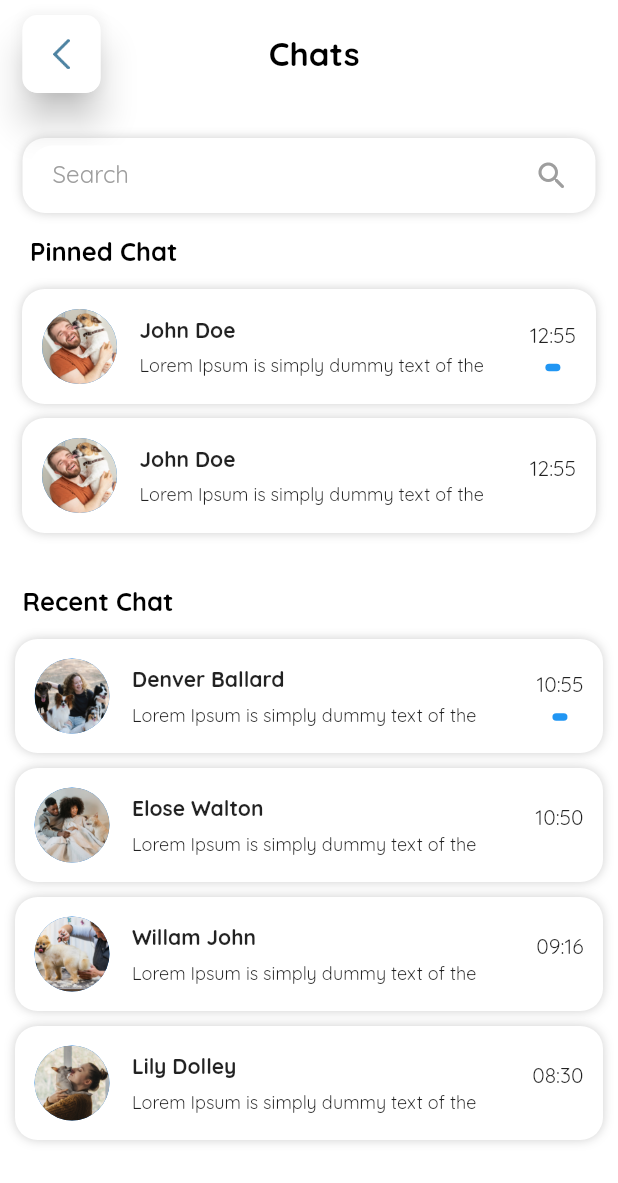
After one commit to rushit5560/Pet_Lover_Project, a Flutter app: the ChatScreen screen opened directly, on a phone screen of 412 x 824 dp. The commit adds this screen. Shown: the top 1183 px of the screen. Run offline on Flutter 3.47's test engine with Material 2 defaults, Android fonts, the phone set to English and light mode, and no system bars; our stand-ins replace carousel_slider, flutter_rating_bar, flutter_slidable, fluttertoast, get, google_maps_flutter and 3 more.

Commit message:
pet match screen and chat screen

```diff
--- a/pet_lover_project/lib/common/constants/app_images.dart
+++ b/pet_lover_project/lib/common/constants/app_images.dart
@@ -74,5 +74,11 @@ class AppImages {
   static const sendImg = imageMainPath + "send.png";
 
   static const petImg = imageMainPath + "pet.png";
+  static const chatProfile1Img = imageMainPath + "chat_profile1.png";
+  static const chatProfile2Img = imageMainPath + "chat_profile2.png";
+  static const chatProfile3Img = imageMainPath + "chat_profile3.png";
+  static const chatProfile4Img = imageMainPath + "chat_profile4.png";
+  static const chatProfile5Img = imageMainPath + "chat_profile5.png";
+
 
 }
--- /dev/null
+++ b/pet_lover_project/lib/controllers/chat_screen_controller/chat_screen_controller.dart
@@ -0,0 +1,76 @@
+import 'package:flutter/material.dart';
+import 'package:get/get.dart';
+import 'package:pet_lover_project/common/constants/app_images.dart';
+import 'package:pet_lover_project/models/chat_screen_model/chat_screen_model.dart';
+
+class ChatScreenController extends GetxController{
+  final searchTextFieldController = TextEditingController();
+  List<ChatScreenModel> pinnedChat = [];
+  List<ChatScreenModel> recentChat = [];
+
+  @override
+  void onInit() {
+    // TODO: implement onInit
+    super.onInit();
+    getPinnedChatList();
+    getRecentChatList();
+  }
+
+  getPinnedChatList(){
+    pinnedChat.add(
+      ChatScreenModel(
+          image: AppImages.chatProfile1Img,
+          name: 'John Doe',
+          message: 'Lorem Ipsum is simply dummy text of the printing',
+          date: '12:55'
+      ),
+    );
+
+    pinnedChat.add(
+      ChatScreenModel(
+          image: AppImages.chatProfile1Img,
+          name: 'John Doe',
+          message: 'Lorem Ipsum is simply dummy text of the printing',
+          date: '12:55'
+      ),
+    );
+  }
+
+  getRecentChatList(){
+    recentChat.add(
+      ChatScreenModel(
+          image: AppImages.chatProfile2Img,
+          name: 'Denver Ballard',
+          message: 'Lorem Ipsum is simply dummy text of the printing',
+          date: '10:55'
+      ),
+    );
+
+    recentChat.add(
+      ChatScreenModel(
+          image: AppImages.chatProfile3Img,
+          name: 'Elose Walton',
+          message: 'Lorem Ipsum is simply dummy text of the printing',
+          date: '10:50'
+      ),
+    );
+
+    recentChat.add(
+      ChatScreenModel(
+          image: AppImages.chatProfile4Img,
+          name: 'Willam John',
+          message: 'Lorem Ipsum is simply dummy text of the printing',
+          date: '09:16'
+      ),
+    );
+
+    recentChat.add(
+      ChatScreenModel(
+          image: AppImages.chatProfile5Img,
+          name: 'Lily Dolley',
+          message: 'Lorem Ipsum is simply dummy text of the printing',
+          date: '08:30'
+      ),
+    );
+  }
+}
--- /dev/null
+++ b/pet_lover_project/lib/models/chat_screen_model/chat_screen_model.dart
@@ -0,0 +1,8 @@
+class ChatScreenModel {
+  String image;
+  String name;
+  String message;
+  String date;
+
+  ChatScreenModel({required this.image, required this.name, required this.message, required this.date});
+}
--- /dev/null
+++ b/pet_lover_project/lib/screens/chat_screen/chat_screen.dart
@@ -0,0 +1,40 @@
+import 'package:flutter/material.dart';
+import 'package:get/get.dart';
+import 'package:pet_lover_project/common/constants/enums.dart';
+import 'package:pet_lover_project/common/custom_appbar/custom_appbar.dart';
+import 'package:pet_lover_project/controllers/chat_screen_controller/chat_screen_controller.dart';
+import 'package:pet_lover_project/screens/chat_screen/chat_screen_widgets.dart';
+
+class ChatScreen extends StatelessWidget {
+  ChatScreen({Key? key}) : super(key: key);
+
+  final chatScreenController = Get.put(ChatScreenController());
+
+  @override
+  Widget build(BuildContext context) {
+    return Scaffold(
+      backgroundColor: Colors.white,
+      body: SafeArea(
+        child: Padding(
+          padding: const EdgeInsets.only(left: 15, right: 15, top: 10),
+          child: Column(
+            children: [
+              CommonAppBarModule(title: 'Chats', appBarOption: AppBarOption.backButtonScreenOption),
+
+              SizedBox(height: 35,),
+
+              SearchChatTextField(),
+              SizedBox(height: 20,),
+              PinnedChatList(),
+
+              SizedBox(height: 20,),
+              Expanded(
+                  child: RecentChatList())
+
+            ],
+          ),
+        )
+      ),
+    );
+  }
+}
--- /dev/null
+++ b/pet_lover_project/lib/screens/chat_screen/chat_screen_widgets.dart
@@ -0,0 +1,211 @@
+import 'package:flutter/cupertino.dart';
+import 'package:flutter/material.dart';
+import 'package:get/get.dart';
+import 'package:pet_lover_project/common/constants/app_images.dart';
+import 'package:pet_lover_project/controllers/chat_screen_controller/chat_screen_controller.dart';
+
+class SearchChatTextField extends StatelessWidget {
+  SearchChatTextField({Key? key}) : super(key: key);
+
+  final chatScreenController = Get.find<ChatScreenController>();
+
+  @override
+  Widget build(BuildContext context) {
+    return Container(
+      height:40,
+      margin: EdgeInsets.symmetric(horizontal: 5),
+      decoration: BoxDecoration(
+        borderRadius: BorderRadius.circular(15),
+        color: Colors.white,
+        boxShadow: [
+          BoxShadow(
+            color: Colors.grey.withOpacity(0.5),
+            spreadRadius: 5,
+            blurRadius: 5,
+            blurStyle: BlurStyle.outer
+          )
+        ]
+      ),
+      child: TextFormField(
+        controller: chatScreenController.searchTextFieldController,
+        keyboardType: TextInputType.text,
+        decoration: InputDecoration(
+          hintText: 'Search',
+          hintStyle: TextStyle(color: Colors.grey),
+          border: InputBorder.none,
+          //isDense: true,
+          contentPadding:
+          const EdgeInsets.symmetric(horizontal: 15, vertical: 5),
+          suffixIcon: GestureDetector(
+            onTap: () {
+              print(chatScreenController.searchTextFieldController.text);
+            },
+            child: Icon(Icons.search_rounded, color: Colors.grey),
+          ),
+        ),
+      ),
+    );
+  }
+}
+
+class PinnedChatList extends StatelessWidget {
+  PinnedChatList({Key? key}) : super(key: key);
+
+  final chatScreenController = Get.find<ChatScreenController>();
+
+  @override
+  Widget build(BuildContext context) {
+    return Container(
+      margin: EdgeInsets.symmetric(horizontal: 5),
+      child: Column(
+        crossAxisAlignment: CrossAxisAlignment.start,
+        children: [
+          Text("Pinned Chat", style: TextStyle(color: Colors.black, fontSize: 17, fontWeight: FontWeight.bold),),
+          SizedBox(height: 20,),
+
+          ListView.builder(
+            shrinkWrap: true,
+              itemCount: chatScreenController.pinnedChat.length,
+              physics: NeverScrollableScrollPhysics(),
+              itemBuilder: (context, index){
+                return Container(
+                  margin: EdgeInsets.only(bottom: 20),
+                  decoration: BoxDecoration(
+                    borderRadius: BorderRadius.circular(15),
+                    color: Colors.white,
+                    boxShadow: [
+                      BoxShadow(
+                        color: Colors.grey.withOpacity(0.5),
+                          spreadRadius: 5,
+                          blurRadius: 5,
+                          blurStyle: BlurStyle.outer
+                      )
+                    ]
+                  ),
+                  child: Padding(
+                    padding: const EdgeInsets.all(8.0),
+                    child: Row(
+                      //mainAxisAlignment: MainAxisAlignment.spaceBetween,
+                      children: [
+                        CircleAvatar(
+                          radius: 25,
+                          backgroundImage: AssetImage(chatScreenController.pinnedChat[index].image),
+                        ),
+                        SizedBox(width: 15,),
+                        Expanded(
+                          child: Column(
+                            crossAxisAlignment: CrossAxisAlignment.start,
+                            children: [
+                              Text(chatScreenController.pinnedChat[index].name, style: TextStyle(fontWeight: FontWeight.bold),),
+                              SizedBox(height: 7,),
+                              Text(chatScreenController.pinnedChat[index].message, maxLines: 1, style: TextStyle(fontSize: 12),)
+                            ],
+                          ),
+                        ),
+                        SizedBox(width: 15,),
+                        Column(
+                          children: [
+                            Text(chatScreenController.pinnedChat[index].date),
+                            SizedBox(height: 10,),
+                            index == 0 ?
+                                Container(
+                                  height: 5, width: 10,
+                                  decoration: BoxDecoration(
+                                    borderRadius: BorderRadius.circular(5),
+                                    color: Colors.blue
+                                  ),
+                                )  : Container()
+                          ],
+                        )
+                      ],
+                    ),
+                  ),
+                );
+              })
+        ],
+      ),
+    );
+  }
+}
+
+class RecentChatList extends StatelessWidget {
+  RecentChatList({Key? key}) : super(key: key);
+
+  final chatScreenController = Get.find<ChatScreenController>();
+
+  @override
+  Widget build(BuildContext context) {
+    return Container(
+      //margin: EdgeInsets.symmetric(horizontal: 5),
+      child: Column(
+        crossAxisAlignment: CrossAxisAlignment.start,
+        children: [
+          Text("Recent Chat", style: TextStyle(color: Colors.black, fontSize: 17, fontWeight: FontWeight.bold),),
+          SizedBox(height: 20,),
+
+          Expanded(
+            child: ListView.builder(
+                shrinkWrap: true,
+                itemCount: chatScreenController.recentChat.length,
+                physics: AlwaysScrollableScrollPhysics(),
+                itemBuilder: (context, index){
+                  return Container(
+                    margin: EdgeInsets.only(bottom: 20),
+                    decoration: BoxDecoration(
+                        borderRadius: BorderRadius.circular(15),
+                        color: Colors.white,
+                        boxShadow: [
+                          BoxShadow(
+                              color: Colors.grey.withOpacity(0.5),
+                              spreadRadius: 5,
+                              blurRadius: 5,
+                              blurStyle: BlurStyle.outer
+                          )
+                        ]
+                    ),
+                    child: Padding(
+                      padding: const EdgeInsets.all(8.0),
+                      child: Row(
+                        //mainAxisAlignment: MainAxisAlignment.spaceBetween,
+                        children: [
+                          CircleAvatar(
+                            radius: 25,
+                            backgroundImage: AssetImage(chatScreenController.recentChat[index].image),
+                          ),
+                          SizedBox(width: 15,),
+                          Expanded(
+                            child: Column(
+                              crossAxisAlignment: CrossAxisAlignment.start,
+                              children: [
+                                Text(chatScreenController.recentChat[index].name, style: TextStyle(fontWeight: FontWeight.bold),),
+                                SizedBox(height: 7,),
+                                Text(chatScreenController.recentChat[index].message, maxLines: 1, style: TextStyle(fontSize: 12),)
+                              ],
+                            ),
+                          ),
+                          SizedBox(width: 15,),
+                          Column(
+                            children: [
+                              Text(chatScreenController.recentChat[index].date),
+                              SizedBox(height: 10,),
+                              index == 0 ?
+                              Container(
+                                height: 5, width: 10,
+                                decoration: BoxDecoration(
+                                    borderRadius: BorderRadius.circular(5),
+                                    color: Colors.blue
+                                ),
+                              )  : Container()
+                            ],
+                          )
+                        ],
+                      ),
+                    ),
+                  );
+                }),
+          )
+        ],
+      ),
+    );
+  }
+}
--- a/pet_lover_project/lib/screens/pet_match_screen/pet_match_screen.dart
+++ b/pet_lover_project/lib/screens/pet_match_screen/pet_match_screen.dart
@@ -13,6 +13,7 @@ class PetMatchScreen extends StatelessWidget {
   @override
   Widget build(BuildContext context) {
     return Scaffold(
+      backgroundColor: Colors.white,
       body: SafeArea(
         child: Stack(
           children: [
```
Also changed, not shown: pet_lover_project/assets/images/chat_profile1.png (added), pet_lover_project/assets/images/chat_profile2.png (added), pet_lover_project/assets/images/chat_profile3.png (added), pet_lover_project/assets/images/chat_profile4.png (added), pet_lover_project/assets/images/chat_profile5.png (added).
